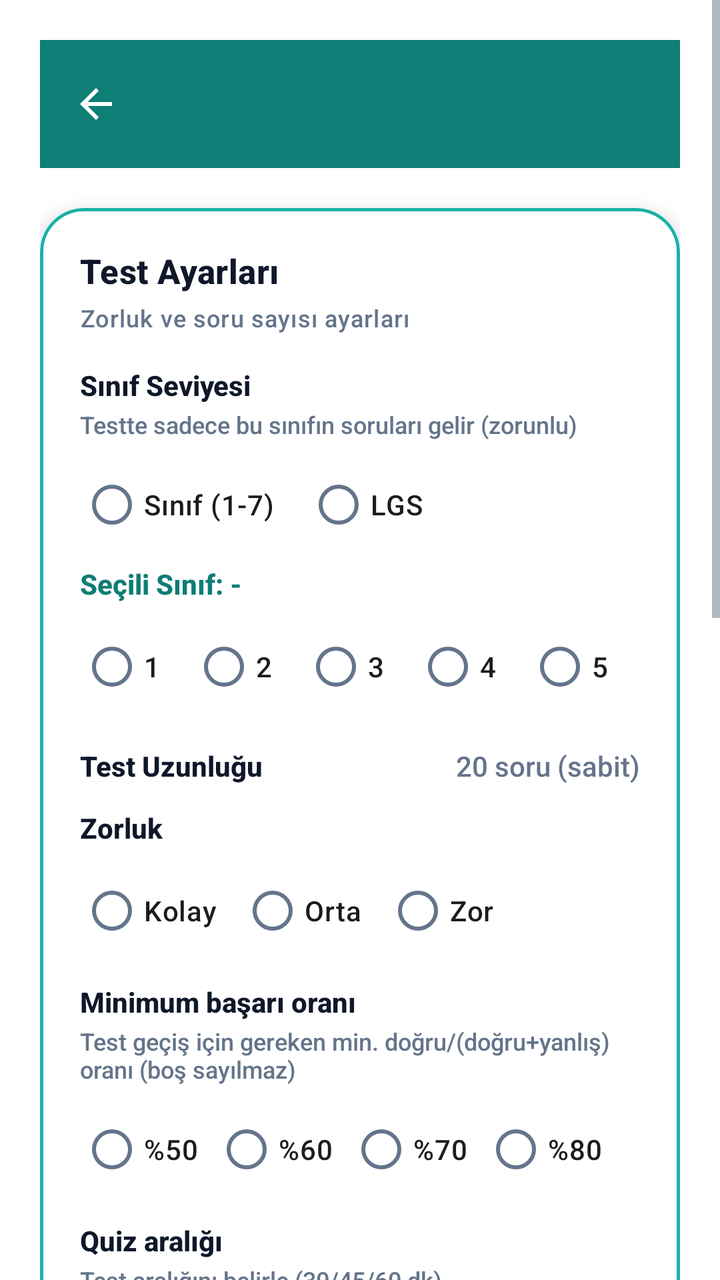
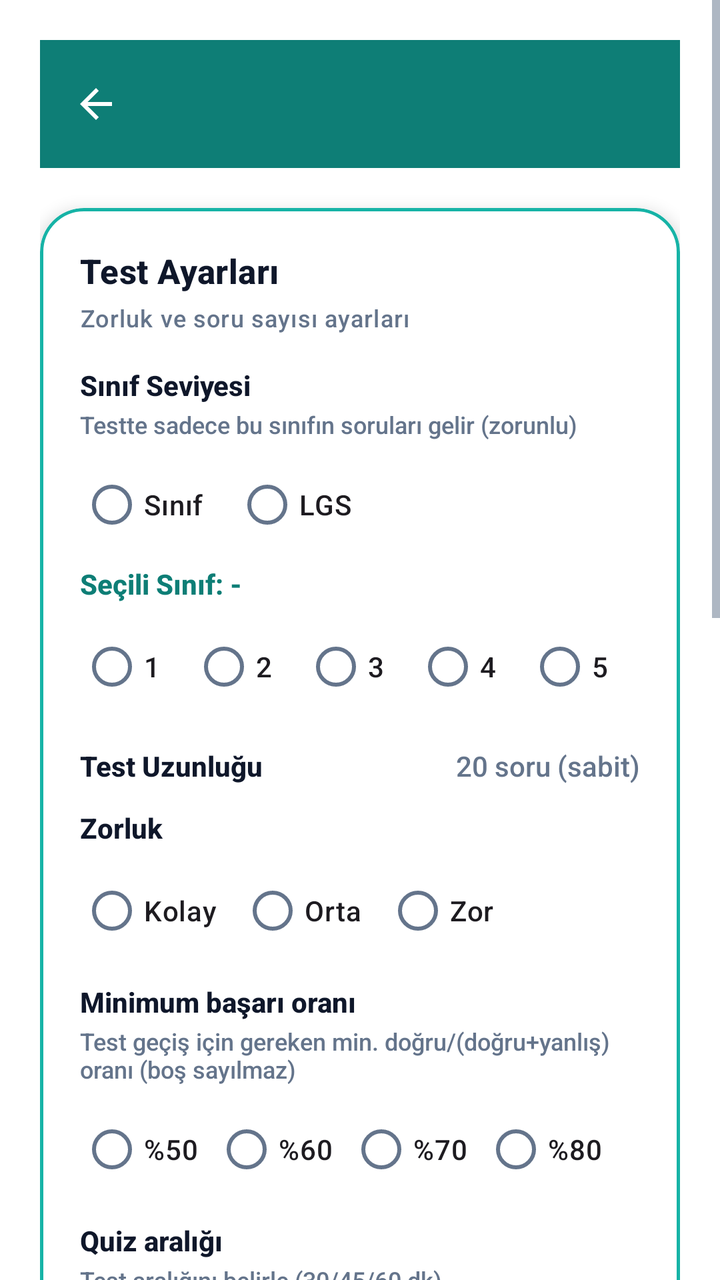

Compare the two renders of this Android layout. The source of the first and the diff that turns it into the second are given below.
<!-- AndroidManifest.xml: application theme Theme.BrainBuddy -->
<!-- res/layout/activity_test_settings.xml -->
<?xml version="1.0" encoding="utf-8"?>
<ScrollView xmlns:android="http://schemas.android.com/apk/res/android"
    xmlns:app="http://schemas.android.com/apk/res-auto"
    android:layout_width="match_parent"
    android:layout_height="match_parent"
    android:fillViewport="true"
    android:background="@color/white">

    <LinearLayout
        android:layout_width="match_parent"
        android:layout_height="wrap_content"
        android:orientation="vertical"
        android:padding="20dp">

        
        <com.google.android.material.appbar.MaterialToolbar
            android:id="@+id/toolbar"
            android:layout_width="match_parent"
            android:layout_height="?attr/actionBarSize"
            android:background="@color/bb_turquoise_dark"
            app:titleTextColor="@color/white"
            app:navigationIcon="?attr/homeAsUpIndicator"
            app:navigationIconTint="@color/white" />

        
        <com.google.android.material.card.MaterialCardView
            android:id="@+id/cardTestSettings"
            style="@style/Widget.BrainBuddy.AppCardWhite"
            android:layout_width="match_parent"
            android:layout_height="wrap_content"
            android:layout_marginTop="20dp">

            <LinearLayout
                android:layout_width="match_parent"
                android:layout_height="wrap_content"
                android:orientation="vertical"
                android:padding="20dp">

                <TextView
                    android:layout_width="match_parent"
                    android:layout_height="wrap_content"
                    android:text="@string/settings_test_settings"
                    android:textAppearance="@style/TextAppearance.BrainBuddy.AppTitle" />

                <TextView
                    android:layout_width="match_parent"
                    android:layout_height="wrap_content"
                    android:layout_marginTop="4dp"
                    android:text="@string/settings_test_sub"
                    android:textAppearance="@style/TextAppearance.BrainBuddy.AppSubtitle" />

                
                <LinearLayout
                    android:layout_width="match_parent"
                    android:layout_height="wrap_content"
                    android:layout_marginTop="16dp"
                    android:orientation="vertical">

                    <TextView
                        android:layout_width="match_parent"
                        android:layout_height="wrap_content"
                        android:text="@string/settings_grade_level"
                        android:textSize="14sp"
                        android:textStyle="bold"
                        android:textColor="@color/bb_text" />

                    <TextView
                        android:layout_width="match_parent"
                        android:layout_height="wrap_content"
                        android:layout_marginTop="2dp"
                        android:text="@string/settings_grade_level_sub"
                        android:textSize="12sp"
                        android:textColor="@color/bb_text_muted" />

                    
                    <RadioGroup
                        android:id="@+id/testModeGroup"
                        android:layout_width="match_parent"
                        android:layout_height="wrap_content"
                        android:layout_marginTop="8dp"
                        android:orientation="horizontal">

                        <RadioButton
                            android:id="@+id/testModeGrade"
                            android:layout_width="wrap_content"
                            android:layout_height="wrap_content"
                            android:text="Sınıf (1-7)"
                            android:textSize="14sp" />

                        <RadioButton
                            android:id="@+id/testModeLGS"
                            android:layout_width="wrap_content"
                            android:layout_height="wrap_content"
                            android:layout_marginStart="16dp"
                            android:text="LGS"
                            android:textSize="14sp" />
                    </RadioGroup>

                    <TextView
                        android:id="@+id/tvSelectedGrade"
                        android:layout_width="match_parent"
                        android:layout_height="wrap_content"
                        android:layout_marginTop="6dp"
                        android:text="Seçili Sınıf: -"
                        android:textSize="14sp"
                        android:textStyle="bold"
                        android:textColor="@color/bb_turquoise_dark" />

                    <RadioGroup
                        android:id="@+id/testGradeGroup"
                        android:layout_width="match_parent"
                        android:layout_height="wrap_content"
                        android:layout_marginTop="8dp"
                        android:orientation="horizontal"
                        android:visibility="visible">

                        <RadioButton
                            android:id="@+id/testGrade1"
                            android:layout_width="wrap_content"
                            android:layout_height="wrap_content"
                            android:text="1"
                            android:textSize="14sp" />

                        <RadioButton
                            android:id="@+id/testGrade2"
                            android:layout_width="wrap_content"
                            android:layout_height="wrap_content"
                            android:layout_marginStart="8dp"
                            android:text="2"
                            android:textSize="14sp" />

                        <RadioButton
                            android:id="@+id/testGrade3"
                            android:layout_width="wrap_content"
                            android:layout_height="wrap_content"
                            android:layout_marginStart="8dp"
                            android:text="3"
                            android:textSize="14sp" />

                        <RadioButton
                            android:id="@+id/testGrade4"
                            android:layout_width="wrap_content"
                            android:layout_height="wrap_content"
                            android:layout_marginStart="8dp"
                            android:text="4"
                            android:textSize="14sp" />

                        <RadioButton
                            android:id="@+id/testGrade5"
                            android:layout_width="wrap_content"
                            android:layout_height="wrap_content"
                            android:layout_marginStart="8dp"
                            android:text="5"
                            android:textSize="14sp" />

                        <RadioButton
                            android:id="@+id/testGrade6"
                            android:layout_width="wrap_content"
                            android:layout_height="wrap_content"
                            android:layout_marginStart="8dp"
                            android:text="6"
                            android:textSize="14sp" />

                        <RadioButton
                            android:id="@+id/testGrade7"
                            android:layout_width="wrap_content"
                            android:layout_height="wrap_content"
                            android:layout_marginStart="8dp"
                            android:text="7"
                            android:textSize="14sp" />
                    </RadioGroup>
                </LinearLayout>

                
                <LinearLayout
                    android:layout_width="match_parent"
                    android:layout_height="wrap_content"
                    android:layout_marginTop="16dp"
                    android:orientation="horizontal"
                    android:gravity="center_vertical">

                    <TextView
                        android:layout_width="0dp"
                        android:layout_height="wrap_content"
                        android:layout_weight="1"
                        android:text="Test Uzunluğu"
                        android:textSize="14sp"
                        android:textStyle="bold"
                        android:textColor="@color/bb_text" />

                    <TextView
                        android:layout_width="wrap_content"
                        android:layout_height="wrap_content"
                        android:text="20 soru (sabit)"
                        android:textSize="14sp"
                        android:textColor="@color/bb_text_muted" />
                </LinearLayout>

                
                <LinearLayout
                    android:layout_width="match_parent"
                    android:layout_height="wrap_content"
                    android:layout_marginTop="12dp"
                    android:orientation="vertical">

                    <TextView
                        android:layout_width="match_parent"
                        android:layout_height="wrap_content"
                        android:text="Zorluk"
                        android:textSize="14sp"
                        android:textStyle="bold"
                        android:textColor="@color/bb_text" />

                    <RadioGroup
                        android:id="@+id/testDifficultyGroup"
                        android:layout_width="match_parent"
                        android:layout_height="wrap_content"
                        android:layout_marginTop="8dp"
                        android:orientation="horizontal">

                        <RadioButton
                            android:id="@+id/testDiffEasy"
                            android:layout_width="wrap_content"
                            android:layout_height="wrap_content"
                            android:text="Kolay"
                            android:textSize="14sp" />

                        <RadioButton
                            android:id="@+id/testDiffMedium"
                            android:layout_width="wrap_content"
                            android:layout_height="wrap_content"
                            android:layout_marginStart="12dp"
                            android:text="Orta"
                            android:textSize="14sp" />

                        <RadioButton
                            android:id="@+id/testDiffHard"
                            android:layout_width="wrap_content"
                            android:layout_height="wrap_content"
                            android:layout_marginStart="12dp"
                            android:text="Zor"
                            android:textSize="14sp" />
                    </RadioGroup>
                </LinearLayout>

                
                <LinearLayout
                    android:layout_width="match_parent"
                    android:layout_height="wrap_content"
                    android:layout_marginTop="12dp"
                    android:orientation="vertical">

                    <TextView
                        android:layout_width="match_parent"
                        android:layout_height="wrap_content"
                        android:text="@string/settings_min_success_rate"
                        android:textSize="14sp"
                        android:textStyle="bold"
                        android:textColor="@color/bb_text" />

                    <TextView
                        android:layout_width="match_parent"
                        android:layout_height="wrap_content"
                        android:layout_marginTop="2dp"
                        android:text="@string/settings_min_success_rate_sub"
                        android:textSize="12sp"
                        android:textColor="@color/bb_text_muted" />

                    <RadioGroup
                        android:id="@+id/testSuccessRateGroup"
                        android:layout_width="match_parent"
                        android:layout_height="wrap_content"
                        android:layout_marginTop="8dp"
                        android:orientation="horizontal">

                        <RadioButton
                            android:id="@+id/testSuccessRate50"
                            android:layout_width="wrap_content"
                            android:layout_height="wrap_content"
                            android:text="@string/success_rate_50"
                            android:textSize="14sp" />

                        <RadioButton
                            android:id="@+id/testSuccessRate60"
                            android:layout_width="wrap_content"
                            android:layout_height="wrap_content"
                            android:layout_marginStart="8dp"
                            android:text="@string/success_rate_60"
                            android:textSize="14sp" />

                        <RadioButton
                            android:id="@+id/testSuccessRate70"
                            android:layout_width="wrap_content"
                            android:layout_height="wrap_content"
                            android:layout_marginStart="8dp"
                            android:text="@string/success_rate_70"
                            android:textSize="14sp" />

                        <RadioButton
                            android:id="@+id/testSuccessRate80"
                            android:layout_width="wrap_content"
                            android:layout_height="wrap_content"
                            android:layout_marginStart="8dp"
                            android:text="@string/success_rate_80"
                            android:textSize="14sp" />
                    </RadioGroup>
                </LinearLayout>

                
                <LinearLayout
                    android:layout_width="match_parent"
                    android:layout_height="wrap_content"
                    android:layout_marginTop="12dp"
                    android:orientation="vertical">

                    <TextView
                        android:layout_width="match_parent"
                        android:layout_height="wrap_content"
                        android:text="@string/settings_quiz_interval"
                        android:textSize="14sp"
                        android:textStyle="bold"
                        android:textColor="@color/bb_text" />

                    <TextView
                        android:layout_width="match_parent"
                        android:layout_height="wrap_content"
                        android:layout_marginTop="2dp"
                        android:text="@string/settings_quiz_interval_sub"
                        android:textSize="12sp"
                        android:textColor="@color/bb_text_muted" />

                    <RadioGroup
                        android:id="@+id/testQuizIntervalGroup"
                        android:layout_width="match_parent"
                        android:layout_height="wrap_content"
                        android:layout_marginTop="8dp"
                        android:orientation="horizontal">

                        <RadioButton
                            android:id="@+id/testInterval30"
                            android:layout_width="wrap_content"
                            android:layout_height="wrap_content"
                            android:text="@string/interval_30"
                            android:textSize="14sp" />

                        <RadioButton
                            android:id="@+id/testInterval45"
                            android:layout_width="wrap_content"
                            android:layout_height="wrap_content"
                            android:layout_marginStart="8dp"
                            android:text="@string/interval_45"
                            android:textSize="14sp" />

                        <RadioButton
                            android:id="@+id/testInterval60"
                            android:layout_width="wrap_content"
                            android:layout_height="wrap_content"
                            android:layout_marginStart="8dp"
                            android:text="@string/interval_60"
                            android:textSize="14sp" />
                    </RadioGroup>
                </LinearLayout>
            </LinearLayout>
        </com.google.android.material.card.MaterialCardView>

        
        <com.google.android.material.card.MaterialCardView
            android:id="@+id/cardPacks"
            style="@style/Widget.BrainBuddy.AppCardWhite"
            android:layout_width="match_parent"
            android:layout_height="wrap_content"
            android:layout_marginTop="16dp">

            <LinearLayout
                android:layout_width="match_parent"
                android:layout_height="wrap_content"
                android:orientation="vertical"
                android:padding="20dp">

                <TextView
                    android:layout_width="match_parent"
                    android:layout_height="wrap_content"
                    android:text="@string/parent_question_packs"
                    android:textAppearance="@style/TextAppearance.BrainBuddy.AppTitle" />

                <TextView
                    android:layout_width="match_parent"
                    android:layout_height="wrap_content"
                    android:layout_marginTop="4dp"
                    android:text="@string/parent_question_packs_sub"
                    android:textAppearance="@style/TextAppearance.BrainBuddy.AppSubtitle" />

                <LinearLayout
                    android:layout_width="match_parent"
                    android:layout_height="wrap_content"
                    android:layout_marginTop="16dp"
                    android:orientation="horizontal"
                    android:gravity="center_vertical">

                    <LinearLayout
                        android:layout_width="0dp"
                        android:layout_height="wrap_content"
                        android:layout_weight="1"
                        android:orientation="vertical">

                        <TextView
                            android:layout_width="match_parent"
                            android:layout_height="wrap_content"
                            android:text="@string/settings_exam_packs"
                            android:textSize="14sp"
                            android:textStyle="bold"
                            android:textColor="@color/bb_text" />

                        <TextView
                            android:layout_width="match_parent"
                            android:layout_height="wrap_content"
                            android:layout_marginTop="2dp"
                            android:text="@string/settings_exam_packs_sub"
                            android:textSize="12sp"
                            android:textColor="@color/bb_text_muted" />
                    </LinearLayout>

                    <com.google.android.material.button.MaterialButton
                        android:id="@+id/btnExamPacks"
                        style="@style/BBButtonAlt"
                        android:layout_width="wrap_content"
                        android:layout_height="wrap_content"
                        android:text="Paketleri Yönet"
                        android:minWidth="0dp"
                        android:minHeight="0dp"
                        android:paddingHorizontal="16dp" />
                </LinearLayout>

                <com.google.android.material.button.MaterialButton
                    android:id="@+id/btnPoolStatus"
                    style="@style/BBButtonAlt"
                    android:layout_width="match_parent"
                    android:layout_height="wrap_content"
                    android:layout_marginTop="12dp"
                    android:text="@string/pool_status_button"
                    android:textAllCaps="false" />
            </LinearLayout>
        </com.google.android.material.card.MaterialCardView>

        
        <com.google.android.material.card.MaterialCardView
            android:id="@+id/cardEducation"
            style="@style/Widget.BrainBuddy.AppCardWhite"
            android:layout_width="match_parent"
            android:layout_height="wrap_content"
            android:layout_marginTop="16dp"
            android:layout_marginBottom="24dp">

            <LinearLayout
                android:layout_width="match_parent"
                android:layout_height="wrap_content"
                android:orientation="vertical"
                android:padding="20dp">

                <TextView
                    android:layout_width="match_parent"
                    android:layout_height="wrap_content"
                    android:text="@string/settings_section_education"
                    android:textAppearance="@style/TextAppearance.BrainBuddy.AppTitle" />

                <TextView
                    android:layout_width="match_parent"
                    android:layout_height="wrap_content"
                    android:layout_marginTop="4dp"
                    android:text="Test dışı modüller ve pratik kısayollar"
                    android:textAppearance="@style/TextAppearance.BrainBuddy.AppSubtitle" />

                
                <com.google.android.material.button.MaterialButton
                    android:id="@+id/btnJuniorModule"
                    style="@style/BB.Button"
                    android:layout_width="match_parent"
                    android:layout_height="wrap_content"
                    android:layout_marginTop="16dp"
                    android:text="@string/settings_junior_title"
                    android:textAllCaps="false" />

                
                <com.google.android.material.button.MaterialButton
                    android:id="@+id/btnMiniTest"
                    style="@style/BBButtonAlt"
                    android:layout_width="match_parent"
                    android:layout_height="wrap_content"
                    android:layout_marginTop="12dp"
                    android:text="@string/btn_practice"
                    android:textAllCaps="false" />

                
                <com.google.android.material.button.MaterialButton
                    android:id="@+id/btnWorkOnWrongs"
                    style="@style/BBButtonAlt"
                    android:layout_width="match_parent"
                    android:layout_height="wrap_content"
                    android:layout_marginTop="12dp"
                    android:text="@string/parent_review_wrong"
                    android:textAllCaps="false" />
            </LinearLayout>
        </com.google.android.material.card.MaterialCardView>
    </LinearLayout>
</ScrollView>
<!-- resources referenced by this layout -->
<resources>
  <color name="bb_text">@color/textPrimary</color>
  <color name="bb_text_muted">@color/textSecondary</color>
  <color name="bb_turquoise_dark">@color/emeraldDark</color>
  <color name="white">#FFFFFF</color>
  <string name="btn_practice">Pratik Yap (Mini Test)</string>
  <string name="interval_30">30 dk</string>
  <string name="interval_45">45 dk</string>
  <string name="interval_60">60 dk</string>
  <string name="parent_question_packs">Soru Paketleri</string>
  <string name="parent_question_packs_sub">LGS / TYT / AYT / 1–7. sınıf</string>
  <string name="parent_review_wrong">Yanlış Cevapları İncele</string>
  <string name="pool_status_button">Havuz Durumu (6. Sınıf)</string>
  <string name="settings_exam_packs">Sınav Paketleri (LGS/TYT/AYT)</string>
  <string name="settings_exam_packs_sub">LGS, TYT, AYT sınav paketleri</string>
  <string name="settings_grade_level">Sınıf Seviyesi</string>
  <string name="settings_grade_level_sub">Testte sadece bu sınıfın soruları gelir (zorunlu)</string>
  <string name="settings_junior_title">BrainBuddy Junior</string>
  <string name="settings_min_success_rate">Minimum başarı oranı</string>
  <string name="settings_min_success_rate_sub">Test geçiş için gereken min. doğru/(doğru+yanlış) oranı (boş sayılmaz)</string>
  <string name="settings_quiz_interval">Quiz aralığı</string>
  <string name="settings_quiz_interval_sub">Test aralığını belirle (30/45/60 dk)</string>
  <string name="settings_section_education">🎓 Öğrenci &amp; Eğitim</string>
  <string name="settings_test_settings">Test Ayarları</string>
  <string name="settings_test_sub">Zorluk ve soru sayısı ayarları</string>
  <string name="success_rate_50">%50</string>
  <string name="success_rate_60">%60</string>
  <string name="success_rate_70">%70</string>
  <string name="success_rate_80">%80</string>
  <style name="BB.Button" parent="BBButton" />
  <style name="TextAppearance.BrainBuddy.AppSubtitle" parent="TextAppearance.Material3.BodySmall">
          <item name="android:textSize">12sp</item>
          <item name="android:textColor">@color/app_subtitle</item>
      </style>
  <style name="TextAppearance.BrainBuddy.AppTitle" parent="TextAppearance.Material3.TitleMedium">
          <item name="android:textSize">17sp</item>
          <item name="android:textStyle">bold</item>
          <item name="android:textColor">@color/app_title</item>
      </style>
  <color name="textPrimary">#0F172A</color>
  <color name="textSecondary">#64748B</color>
  <color name="emeraldDark">#0E7E76</color>
  <color name="app_subtitle">@color/textSecondary</color>
  <color name="app_title">@color/textPrimary</color>
  <dimen name="app_card_radius">22dp</dimen>
  <dimen name="app_card_elevation">5dp</dimen>
  <color name="emerald_primary">@color/emerald</color>
  <dimen name="app_card_stroke_width">1.5dp</dimen>
  <color name="bb_primary">@color/emerald</color>
  <color name="bb_secondary">@color/emeraldDark</color>
  <color name="bb_accent">@color/emerald</color>
  <color name="black">#000000</color>
  <color name="bb_error">@color/danger</color>
  <color name="bb_bg">@color/emeraldSoft</color>
  <color name="bb_surface_container">@color/emerald_surface</color>
  <color name="bb_outline_variant">@color/emerald_primary</color>
  <color name="emerald_light">@color/emeraldSoft</color>
  <color name="emerald_dark">@color/emeraldDark</color>
  <!-- drawable bg_gradient (drawable) -->
  <?xml version="1.0" encoding="utf-8"?>
  <layer-list xmlns:android="http://schemas.android.com/apk/res/android">
      <item>
          <shape>
              <gradient
                  android:angle="270"
                  android:startColor="@color/emerald_light"
                  android:endColor="@color/emerald_surface"/>
          </shape>
      </item>
  </layer-list>
  <color name="emerald">#16B3A6</color>
  <color name="danger">#EF4444</color>
  <color name="emeraldSoft">#E6FAF7</color>
  <color name="emerald_surface">#F5FFFD</color>
  <!-- unchanged entries left out for length: 4 -->
</resources>

<!-- the commit's change to res/layout/activity_test_settings.xml (unified diff, before → after) -->
@@ -84,7 +84,7 @@
                             android:id="@+id/testModeGrade"
                             android:layout_width="wrap_content"
                             android:layout_height="wrap_content"
-                            android:text="Sınıf (1-7)"
+                            android:text="Sınıf"
                             android:textSize="14sp" />
 
                         <RadioButton
@@ -101,7 +101,7 @@
                         android:layout_width="match_parent"
                         android:layout_height="wrap_content"
                         android:layout_marginTop="6dp"
-                        android:text="Seçili Sınıf: -"
+                        android:text="@string/grade_selected_none"
                         android:textSize="14sp"
                         android:textStyle="bold"
                         android:textColor="@color/bb_turquoise_dark" />
<!-- resource entries referenced after the edit -->
@@ -5,6 +5,7 @@
   <color name="bb_turquoise_dark">@color/emeraldDark</color>
   <color name="white">#FFFFFF</color>
   <string name="btn_practice">Pratik Yap (Mini Test)</string>
+  <string name="grade_selected_none">Seçili Sınıf: -</string>
   <string name="interval_30">30 dk</string>
   <string name="interval_45">45 dk</string>
   <string name="interval_60">60 dk</string>
